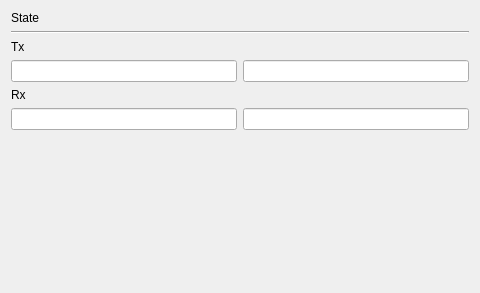
This is src/sessionoptions/sessionoptionsserialstate.ui in QQxiaoming/quardCRT as Qt 5 draws it before an edit. The edited form follows.
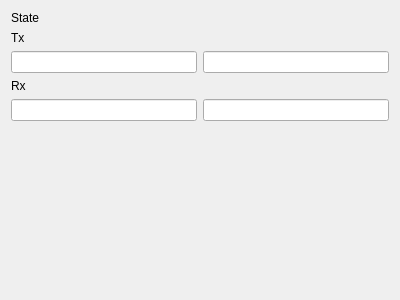
This is the edited form.

What changed in the file:
```diff
--- a/src/sessionoptions/sessionoptionsserialstate.ui
+++ b/src/sessionoptions/sessionoptionsserialstate.ui
@@ -6,10 +6,16 @@
    <rect>
     <x>0</x>
     <y>0</y>
-    <width>480</width>
-    <height>293</height>
+    <width>400</width>
+    <height>300</height>
    </rect>
   </property>
+  <property name="sizePolicy">
+   <sizepolicy hsizetype="Expanding" vsizetype="Expanding">
+    <horstretch>0</horstretch>
+    <verstretch>0</verstretch>
+   </sizepolicy>
+  </property>
   <layout class="QVBoxLayout" name="verticalLayout">
    <item>
     <layout class="QHBoxLayout" name="horizontalLayout">
@@ -44,13 +50,6 @@
      </item>
     </layout>
    </item>
-   <item>
-    <widget class="Line" name="line">
-     <property name="orientation">
-      <enum>Qt::Orientation::Horizontal</enum>
-     </property>
-    </widget>
-   </item>
    <item>
     <layout class="QGridLayout" name="gridLayout">
      <item row="1" column="1">
@@ -112,12 +111,15 @@
    <item>
     <spacer name="verticalSpacer">
      <property name="orientation">
-      <enum>Qt::Orientation::Vertical</enum>
+      <enum>Qt::Vertical</enum>
+     </property>
+     <property name="sizeType">
+      <enum>QSizePolicy::MinimumExpanding</enum>
      </property>
      <property name="sizeHint" stdset="0">
       <size>
        <width>20</width>
-       <height>40</height>
+       <height>0</height>
       </size>
      </property>
     </spacer>
```
Left out of the diff: 2 changed lines with no effect on the pictures.
